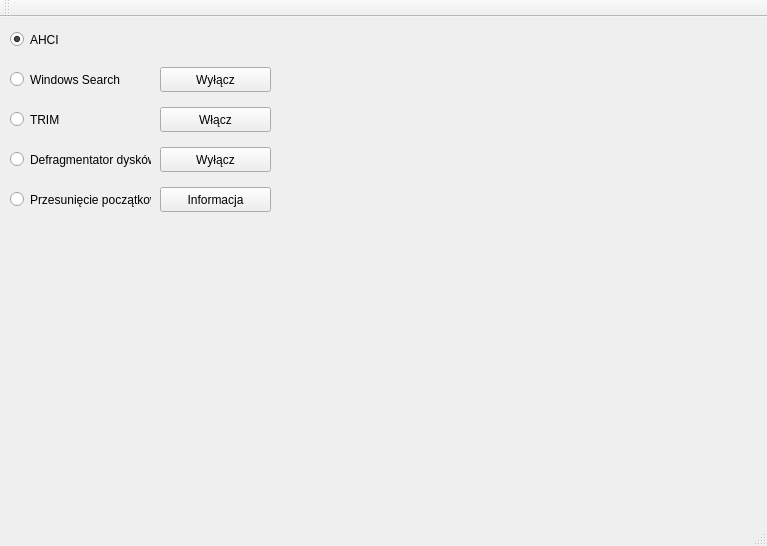
Above: ssd_optimizer.ui from maniek1310/ssd_optimizer before the change. Below: the same form after it.
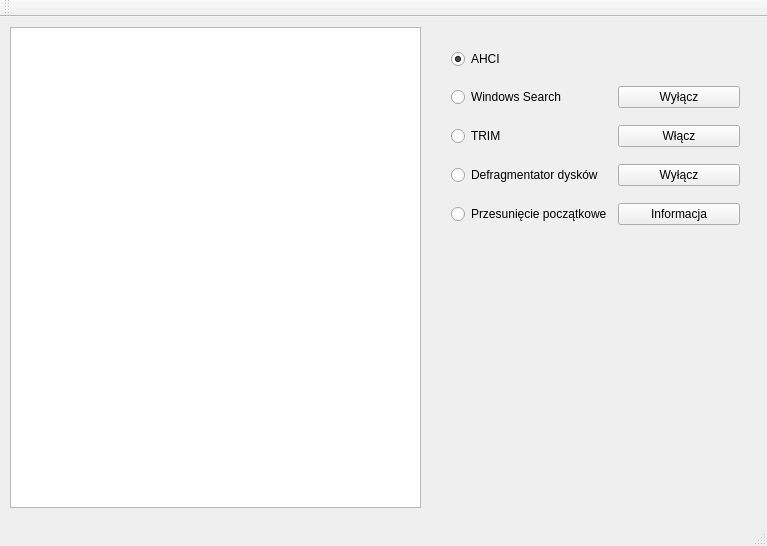
That is the form after the change.

Diff of the .ui file:
```diff
--- a/ssd_optimizer.ui
+++ b/ssd_optimizer.ui
@@ -14,15 +14,77 @@
    <string>ssd_optimizer</string>
   </property>
   <widget class="QWidget" name="centralWidget">
+   <widget class="QWidget" name="layoutWidget">
+    <property name="geometry">
+     <rect>
+      <x>440</x>
+      <y>10</y>
+      <width>311</width>
+      <height>221</height>
+     </rect>
+    </property>
+    <layout class="QGridLayout" name="gridLayout">
+     <item row="2" column="1">
+      <widget class="QPushButton" name="pb_trim">
+       <property name="text">
+        <string>Włącz</string>
+       </property>
+      </widget>
+     </item>
+     <item row="3" column="1">
+      <widget class="QPushButton" name="pb_defrag">
+       <property name="text">
+        <string>Wyłącz</string>
+       </property>
+      </widget>
+     </item>
+     <item row="1" column="0">
+      <widget class="QRadioButton" name="rb_win_search">
+       <property name="text">
+        <string>Windows Search</string>
+       </property>
+      </widget>
+     </item>
+     <item row="4" column="0">
+      <widget class="QRadioButton" name="rb_przesuw_pocz">
+       <property name="text">
+        <string>Przesunięcie początkowe</string>
+       </property>
+      </widget>
+     </item>
+     <item row="2" column="0">
+      <widget class="QRadioButton" name="rb_trim">
+       <property name="text">
+        <string>TRIM</string>
+       </property>
+       <property name="checked">
+        <bool>false</bool>
+       </property>
+      </widget>
+     </item>
+     <item row="1" column="1">
+      <widget class="QPushButton" name="pb_win_search">
+       <property name="text">
+        <string>Wyłącz</string>
+       </property>
+      </widget>
+     </item>
+     <item row="3" column="0">
+      <widget class="QRadioButton" name="rb_defrag">
+       <property name="text">
+        <string>Defragmentator dysków</string>
+       </property>
+      </widget>
+     </item>
+     <item row="4" column="1">
+      <widget class="QPushButton" name="pb_przesuw_pocz">
+       <property name="text">
+        <string>Informacja</string>
+       </property>
+      </widget>
+     </item>
+     <item row="0" column="0">
    <widget class="QRadioButton" name="rb_ahci">
-    <property name="geometry">
-     <rect>
-      <x>10</x>
-      <y>10</y>
-      <width>110</width>
-      <height>25</height>
-     </rect>
-    </property>
     <property name="palette">
      <palette>
       <active>
@@ -205,122 +267,19 @@
      <bool>true</bool>
     </property>
    </widget>
-   <widget class="QPushButton" name="pb_win_search">
-    <property name="geometry">
-     <rect>
-      <x>160</x>
-      <y>50</y>
-      <width>111</width>
-      <height>25</height>
-     </rect>
-    </property>
-    <property name="text">
-     <string>Wyłącz</string>
-    </property>
+     </item>
+    </layout>
    </widget>
-   <widget class="QRadioButton" name="rb_trim">
+   <widget class="QTreeView" name="treeView">
     <property name="geometry">
      <rect>
       <x>10</x>
-      <y>90</y>
-      <width>110</width>
-      <height>25</height>
+      <y>10</y>
+      <width>411</width>
+      <height>481</height>
      </rect>
     </property>
-    <property name="text">
-     <string>TRIM</string>
-    </property>
-    <property name="checked">
-     <bool>false</bool>
-    </property>
    </widget>
-   <widget class="QPushButton" name="pb_trim">
-    <property name="geometry">
-     <rect>
-      <x>160</x>
-      <y>90</y>
-      <width>111</width>
-      <height>25</height>
-     </rect>
-    </property>
-    <property name="text">
-     <string>Włącz</string>
-    </property>
-   </widget>
-   <widget class="QRadioButton" name="rb_win_search">
-    <property name="geometry">
-     <rect>
-      <x>10</x>
-      <y>50</y>
-      <width>110</width>
-      <height>25</height>
-     </rect>
-    </property>
-    <property name="text">
-     <string>Windows Search</string>
-    </property>
-   </widget>
-   <widget class="QRadioButton" name="rb_defrag">
-    <property name="geometry">
-     <rect>
-      <x>10</x>
-      <y>130</y>
-      <width>141</width>
-      <height>25</height>
-     </rect>
-    </property>
-    <property name="text">
-     <string>Defragmentator dysków</string>
-    </property>
-   </widget>
-   <widget class="QPushButton" name="pb_defrag">
-    <property name="geometry">
-     <rect>
-      <x>160</x>
-      <y>130</y>
-      <width>111</width>
-      <height>25</height>
-     </rect>
-    </property>
-    <property name="text">
-     <string>Wyłącz</string>
-    </property>
-   </widget>
-   <widget class="QRadioButton" name="rb_przesuw_pocz">
-    <property name="geometry">
-     <rect>
-      <x>10</x>
-      <y>170</y>
-      <width>141</width>
-      <height>25</height>
-     </rect>
-    </property>
-    <property name="text">
-     <string>Przesunięcie początkowe</string>
-    </property>
-   </widget>
-   <widget class="QPushButton" name="pb_przesuw_pocz">
-    <property name="geometry">
-     <rect>
-      <x>160</x>
-      <y>170</y>
-      <width>111</width>
-      <height>25</height>
-     </rect>
-    </property>
-    <property name="text">
-     <string>Informacja</string>
-    </property>
-   </widget>
-   <zorder>rb_trim</zorder>
-   <zorder>rb_ahci</zorder>
-   <zorder>pb_win_search</zorder>
-   <zorder>pb_trim</zorder>
-   <zorder>rb_win_search</zorder>
-   <zorder>rb_defrag</zorder>
-   <zorder>pb_defrag</zorder>
-   <zorder>rb_przesuw_pocz</zorder>
-   <zorder>pb_przesuw_pocz</zorder>
   </widget>
   <widget class="QMenuBar" name="menuBar">
    <property name="geometry">
```
Lines whose indentation alone changed are shown as unchanged.
